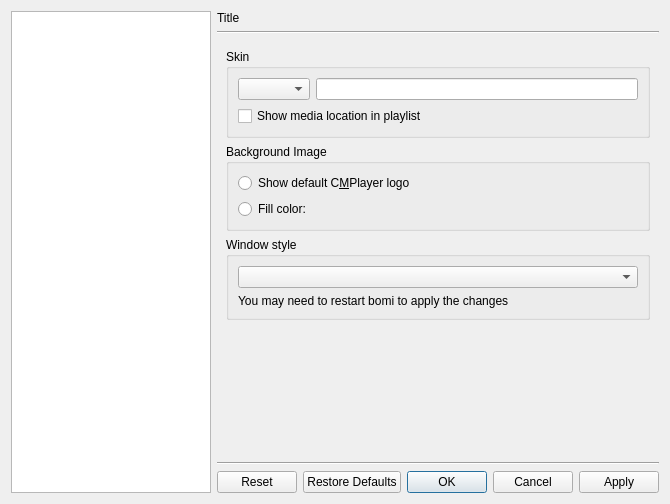
Above: src/bomi/ui/prefdialog.ui from bylee20/bomi before the change. Below: the same form after it.
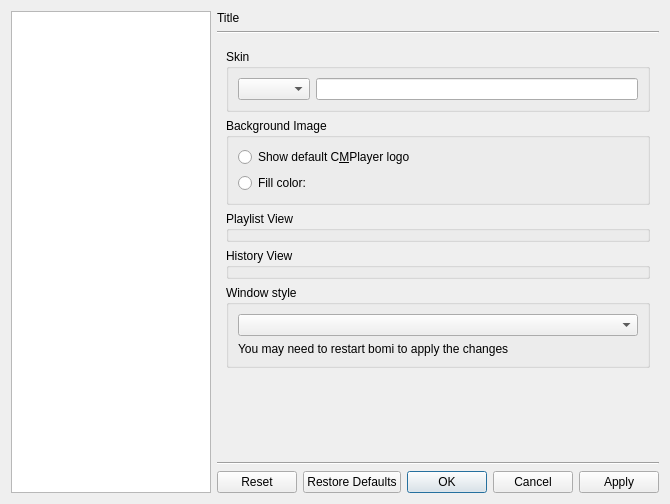
That is the form after the change. The open tabs and pages were chosen to show the change. Icons and pictures are not drawn. Custom widgets are drawn as their Qt base class.

Commit message: * New: show playlist/history when mouse hovers on the right/left edge

The edit to the form file:
```diff
--- a/src/bomi/ui/prefdialog.ui
+++ b/src/bomi/ui/prefdialog.ui
@@ -2121,13 +2121,6 @@
               </item>
              </layout>
             </item>
-            <item>
-             <widget class="PlaylistThemeWidget" name="playlist_theme">
-              <property name="text">
-               <string>Show media location in playlist</string>
-              </property>
-             </widget>
-            </item>
            </layout>
           </widget>
          </item>
@@ -2181,6 +2174,20 @@
            </layout>
           </widget>
          </item>
+         <item>
+          <widget class="PlaylistThemeWidget" name="playlist_theme">
+           <property name="title">
+            <string>Playlist View</string>
+           </property>
+          </widget>
+         </item>
+         <item>
+          <widget class="HistoryThemeWidget" name="history_theme">
+           <property name="title">
+            <string>History View</string>
+           </property>
+          </widget>
+         </item>
          <item>
           <widget class="QGroupBox" name="groupBox_16">
            <property name="title">
@@ -2800,11 +2807,6 @@
    <extends>QTreeWidget</extends>
    <header>dialog/prefdialog_p.hpp</header>
   </customwidget>
-  <customwidget>
-   <class>PlaylistThemeWidget</class>
-   <extends>QCheckBox</extends>
-   <header>quick/playlistthemeobject.hpp</header>
-  </customwidget>
   <customwidget>
    <class>OsdThemeWidget</class>
    <extends>QWidget</extends>
@@ -2822,6 +2824,18 @@
    <header>misc/autoloader.hpp</header>
    <container>1</container>
   </customwidget>
+  <customwidget>
+   <class>PlaylistThemeWidget</class>
+   <extends>QGroupBox</extends>
+   <header>quick/playlistthemeobject.hpp</header>
+   <container>1</container>
+  </customwidget>
+  <customwidget>
+   <class>HistoryThemeWidget</class>
+   <extends>QGroupBox</extends>
+   <header>quick/playlistthemeobject.hpp</header>
+   <container>1</container>
+  </customwidget>
  </customwidgets>
  <resources>
   <include location="../rsclist.qrc"/>
```
Left out of the diff: 2 changed lines with no effect on the pictures. The commit also changes 19 other files.
